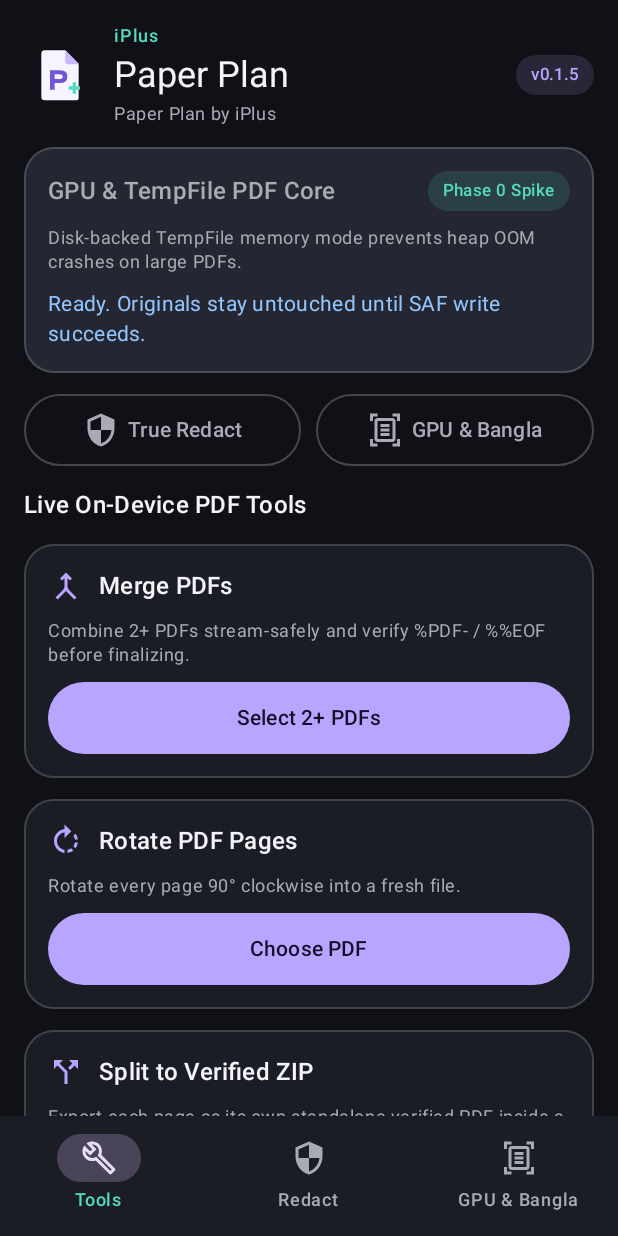
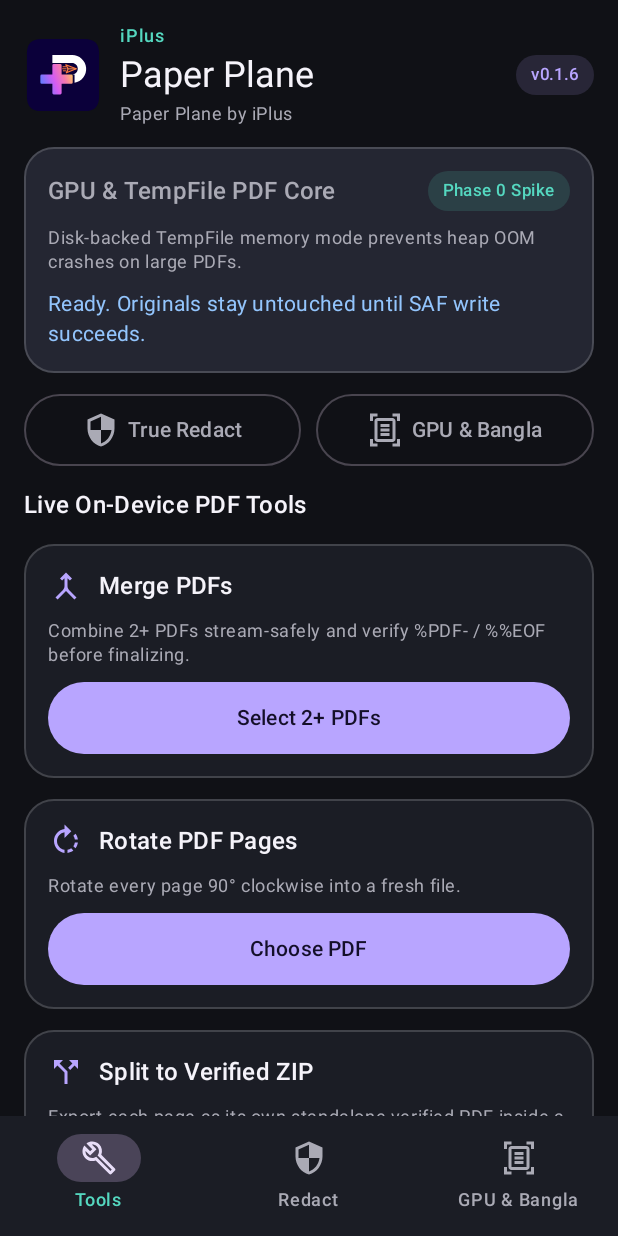
Before and after one commit to iplus009/iplus009-paper-plan-, an Android app built with Jetpack Compose: the screen it shows after launch (MainActivity), on a phone screen of 412 x 824 dp. Run offline under Robolectric (Android 15) with nearby library versions, the phone set to English and light mode, and no system bars; libraries missing offline, so code that uses them is left out: com.tom_roush.pdfbox; 1 statement that could not run was skipped.

Commit message:
feat(brand): rebrand to Paper Plane with custom P+ vector logo (v0.1.6)

```diff
--- a/app/build.gradle.kts
+++ b/app/build.gradle.kts
@@ -14,8 +14,8 @@ android {
         applicationId = "com.paperplan.app"
         minSdk = 26
         targetSdk = 35
-        versionCode = 2
-        versionName = "0.1.5"
+        versionCode = 3
+        versionName = "0.1.6"
         testInstrumentationRunner = "androidx.test.runner.AndroidJUnitRunner"
     }
 
@@ -50,7 +50,7 @@ android {
 }
 
 extensions.configure<BasePluginExtension> {
-    archivesName.set("PaperPlan-v${android.defaultConfig.versionName}")
+    archivesName.set("PaperPlane-v${android.defaultConfig.versionName}")
 }
 
 tasks.withType<Test>().configureEach {
--- a/app/src/main/java/com/paperplan/app/core/pdf/BanglaPdfExporter.kt
+++ b/app/src/main/java/com/paperplan/app/core/pdf/BanglaPdfExporter.kt
@@ -46,7 +46,7 @@ data class CanonicalTextDocument(
                         DocumentBlock(BlockRole.BODY, line)
                     }
                 }
-            return CanonicalTextDocument(title = title.ifBlank { "Paper Plan Document" }, blocks = blocks)
+            return CanonicalTextDocument(title = title.ifBlank { "Paper Plane Document" }, blocks = blocks)
         }
     }
 }
@@ -225,6 +225,6 @@ object BanglaPdfExporter {
         chromePaint: Paint
     ) {
         chromePaint.textAlign = Paint.Align.CENTER
-        canvas.drawText("পৃষ্ঠা $pageNumber • Paper Plan by iPlus", pageWidth / 2f, (pageHeight - 24).toFloat(), chromePaint)
+        canvas.drawText("পৃষ্ঠা $pageNumber • Paper Plane by iPlus", pageWidth / 2f, (pageHeight - 24).toFloat(), chromePaint)
     }
 }
--- a/app/src/main/java/com/paperplan/app/core/pdf/TruePdfRedactor.kt
+++ b/app/src/main/java/com/paperplan/app/core/pdf/TruePdfRedactor.kt
@@ -182,8 +182,8 @@ object TruePdfRedactor {
                                     info.title = null
                                     info.subject = null
                                     info.keywords = null
-                                    info.creator = "Paper Plan"
-                                    info.producer = "Paper Plan Safe Redactor"
+                                    info.creator = "Paper Plane"
+                                    info.producer = "Paper Plane Safe Redactor"
                                 }
                                 destDoc.save(stagedOut)
                             }
--- a/app/src/main/java/com/paperplan/app/feature/home/HomeScreen.kt
+++ b/app/src/main/java/com/paperplan/app/feature/home/HomeScreen.kt
@@ -137,7 +137,7 @@ fun HomeScreen(
         if (uris.size >= 2) {
             pendingUris = uris
             pendingAction = PdfAction.MERGE
-            savePdf.launch("PaperPlan-Merged.pdf")
+            savePdf.launch("PaperPlane-Merged.pdf")
         } else {
             status = "Select at least two PDF files to merge."
         }
@@ -147,7 +147,7 @@ fun HomeScreen(
         if (uri != null) {
             pendingUris = listOf(uri)
             pendingAction = PdfAction.ROTATE
-            savePdf.launch("PaperPlan-Rotated.pdf")
+            savePdf.launch("PaperPlane-Rotated.pdf")
         }
     }
 
@@ -155,7 +155,7 @@ fun HomeScreen(
         if (uri != null) {
             pendingUris = listOf(uri)
             pendingAction = PdfAction.SPLIT
-            saveZip.launch("PaperPlan-Split-Pages.zip")
+            saveZip.launch("PaperPlane-Split-Pages.zip")
         }
     }
 
@@ -179,9 +179,9 @@ fun HomeScreen(
                     modifier = Modifier.weight(1f)
                 ) {
                     Image(
-                        painter = painterResource(R.drawable.ic_paper_plan_foreground),
+                        painter = painterResource(R.drawable.ic_paper_plane_logo),
                         contentDescription = stringResource(R.string.app_name),
-                        modifier = Modifier.size(48.dp)
+                        modifier = Modifier.size(52.dp)
                     )
                     Column(verticalArrangement = Arrangement.spacedBy(2.dp)) {
                         Text(
@@ -222,7 +222,7 @@ fun HomeScreen(
                 Text(status, style = MaterialTheme.typography.bodyMedium, color = PaperInfoText)
                 if (busy) {
                     Text(
-                        "Processing on disk… keep Paper Plan in foreground.",
+                        "Processing on disk… keep Paper Plane in foreground.",
                         style = MaterialTheme.typography.bodySmall,
                         color = PaperMint
                     )
--- a/app/src/main/java/com/paperplan/app/feature/redact/TrueRedactScreen.kt
+++ b/app/src/main/java/com/paperplan/app/feature/redact/TrueRedactScreen.kt
@@ -362,7 +362,7 @@ fun TrueRedactScreen(
                     }
 
                     Button(
-                        onClick = { saveRedactedPdf.launch("PaperPlan-Redacted.pdf") },
+                        onClick = { saveRedactedPdf.launch("PaperPlane-Redacted.pdf") },
                         enabled = !busy,
                         colors = ButtonDefaults.buttonColors(
                             containerColor = PaperDanger,
--- a/app/src/main/res/drawable/ic_paper_plan_foreground.xml
+++ /dev/null
@@ -1,19 +0,0 @@
-<?xml version="1.0" encoding="utf-8"?>
-<vector xmlns:android="http://schemas.android.com/apk/res/android"
-    android:width="108dp"
-    android:height="108dp"
-    android:viewportWidth="108"
-    android:viewportHeight="108">
-    <path
-        android:fillColor="#F6F4FF"
-        android:pathData="M31,17 L62,17 L82,37 L82,88 Q82,92 78,92 L31,92 Q26,92 26,87 L26,22 Q26,17 31,17 Z" />
-    <path
-        android:fillColor="#C9B8FF"
-        android:pathData="M62,17 L62,34 Q62,38 66,38 L82,38 Z" />
-    <path
-        android:fillColor="#7254D6"
-        android:pathData="M39,47 L39,76 L46,76 L46,66 L54,66 Q65,66 65,56.5 Q65,47 54,47 Z M46,53 L53,53 Q58,53 58,56.5 Q58,60 53,60 L46,60 Z" />
-    <path
-        android:fillColor="#55D8C0"
-        android:pathData="M73,65 L78,65 L78,71 L84,71 L84,76 L78,76 L78,82 L73,82 L73,76 L67,76 L67,71 L73,71 Z" />
-</vector>
--- /dev/null
+++ b/app/src/main/res/drawable/ic_paper_plane_logo.xml
@@ -0,0 +1,68 @@
+<vector xmlns:android="http://schemas.android.com/apk/res/android"
+    xmlns:aapt="http://schemas.android.com/aapt"
+    android:width="108dp"
+    android:height="108dp"
+    android:viewportWidth="108"
+    android:viewportHeight="108">
+
+    <!-- Deep navy rounded squircle background -->
+    <path
+        android:fillColor="#FF0B003A"
+        android:pathData="M24,4 L84,4 Q104,4 104,24 L104,84 Q104,104 84,104 L24,104 Q4,104 4,84 L4,24 Q4,4 24,4 Z" />
+
+    <!-- Scaled Paper Plane emblem centered inside squircle -->
+    <group
+        android:pivotX="54"
+        android:pivotY="54"
+        android:scaleX="1.28"
+        android:scaleY="1.28">
+
+        <path
+            android:fillColor="#FFFFFFFF"
+            android:pathData="M42.5,32.5 L63.8,32.5 A15.0,15.0 0 0,1 66.5,62.3 L66.5,53.4 L63.8,53.4 A6.2,6.2 0 0,0 63.8,41.0 L42.5,41.0 Z" />
+
+        <path
+            android:pathData="M42.5,43.5 Q42.5,42.0 44.0,42.0 L51.0,42.0 Q52.5,42.0 52.5,43.5 L52.5,53.5 L63.0,53.5 Q64.5,53.5 64.5,55.0 L64.5,62.0 Q64.5,63.5 63.0,63.5 L52.5,63.5 L52.5,73.5 Q52.5,75.0 51.0,75.0 L44.0,75.0 Q42.5,75.0 42.5,73.5 L42.5,63.5 L31.0,63.5 Q29.5,63.5 29.5,62.0 L29.5,55.0 Q29.5,53.5 31.0,53.5 L42.5,53.5 Z">
+            <aapt:attr name="android:fillColor">
+                <gradient
+                    android:endX="64.5"
+                    android:endY="51.0"
+                    android:startX="29.5"
+                    android:startY="64.0"
+                    android:type="linear">
+                    <item
+                        android:color="#FF5A7EFF"
+                        android:offset="0.0" />
+                    <item
+                        android:color="#FFD45CF2"
+                        android:offset="0.42" />
+                    <item
+                        android:color="#FFF67AAC"
+                        android:offset="0.72" />
+                    <item
+                        android:color="#FFFFCC5C"
+                        android:offset="1.0" />
+                </gradient>
+            </aapt:attr>
+        </path>
+
+        <path
+            android:pathData="M54.0,45.1 L57.1,45.1 M53.5,47.3 L57.5,47.3 M54.3,49.5 L57.1,49.5"
+            android:strokeColor="#FFFF7A3D"
+            android:strokeLineCap="round"
+            android:strokeWidth="1.05" />
+
+        <path
+            android:fillColor="#2EFF7A3D"
+            android:pathData="M57.0,43.0 L68.4,47.3 L57.6,51.6 L59.3,48.1 L59.1,46.6 Z"
+            android:strokeColor="#FFFF7A3D"
+            android:strokeLineJoin="round"
+            android:strokeWidth="1.25" />
+
+        <path
+            android:pathData="M59.2,47.3 L67.8,47.3"
+            android:strokeColor="#FFFF944D"
+            android:strokeLineCap="round"
+            android:strokeWidth="0.95" />
+    </group>
+</vector>
--- a/app/src/main/res/mipmap-anydpi-v26/ic_launcher.xml
+++ b/app/src/main/res/mipmap-anydpi-v26/ic_launcher.xml
@@ -1,5 +1,5 @@
 <?xml version="1.0" encoding="utf-8"?>
 <adaptive-icon xmlns:android="http://schemas.android.com/apk/res/android">
     <background android:drawable="@color/launcher_background" />
-    <foreground android:drawable="@drawable/ic_paper_plan_foreground" />
+    <foreground android:drawable="@drawable/ic_paper_plane_foreground" />
 </adaptive-icon>
--- a/app/src/main/res/values/colors.xml
+++ b/app/src/main/res/values/colors.xml
@@ -1,6 +1,6 @@
 <?xml version="1.0" encoding="utf-8"?>
 <resources>
-    <color name="launcher_background">#11131B</color>
+    <color name="launcher_background">#0B003A</color>
     <color name="brand_violet">#B8A5FF</color>
     <color name="brand_mint">#55D8C0</color>
 </resources>
--- a/app/src/main/res/values/strings.xml
+++ b/app/src/main/res/values/strings.xml
@@ -1,6 +1,6 @@
 <?xml version="1.0" encoding="utf-8"?>
 <resources>
-    <string name="app_name">Paper Plan</string>
+    <string name="app_name">Paper Plane</string>
     <string name="brand_name">iPlus</string>
-    <string name="app_brand_line">Paper Plan by iPlus</string>
+    <string name="app_brand_line">Paper Plane by iPlus</string>
 </resources>
```
Also changed, not shown: app/src/main/java/com/paperplan/app/feature/lab/GpuBanglaLabScreen.kt (+5 -5 lines), app/src/main/res/drawable/ic_paper_plane_foreground.xml (added, +60 -0 lines), 3 other files.
